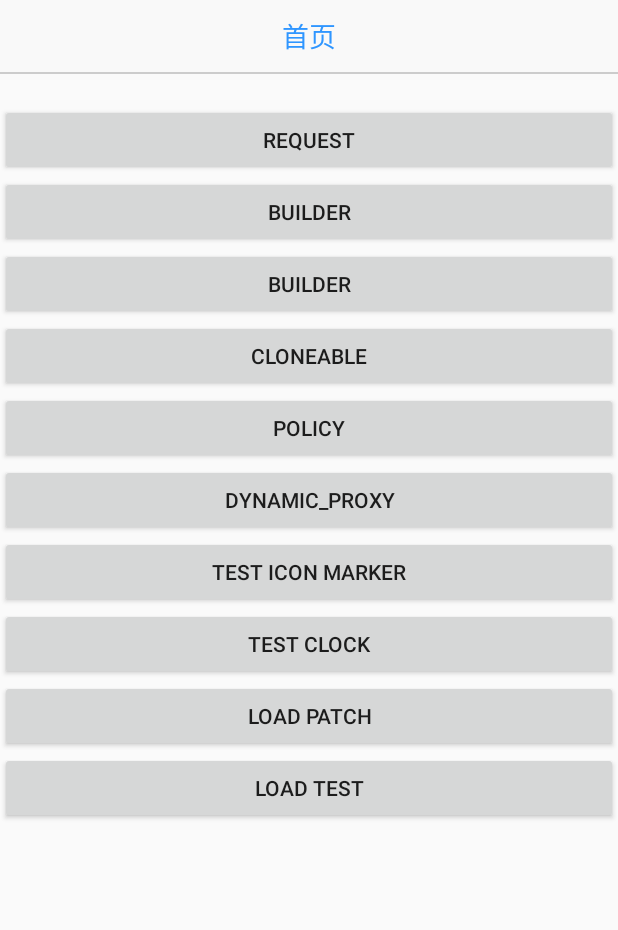
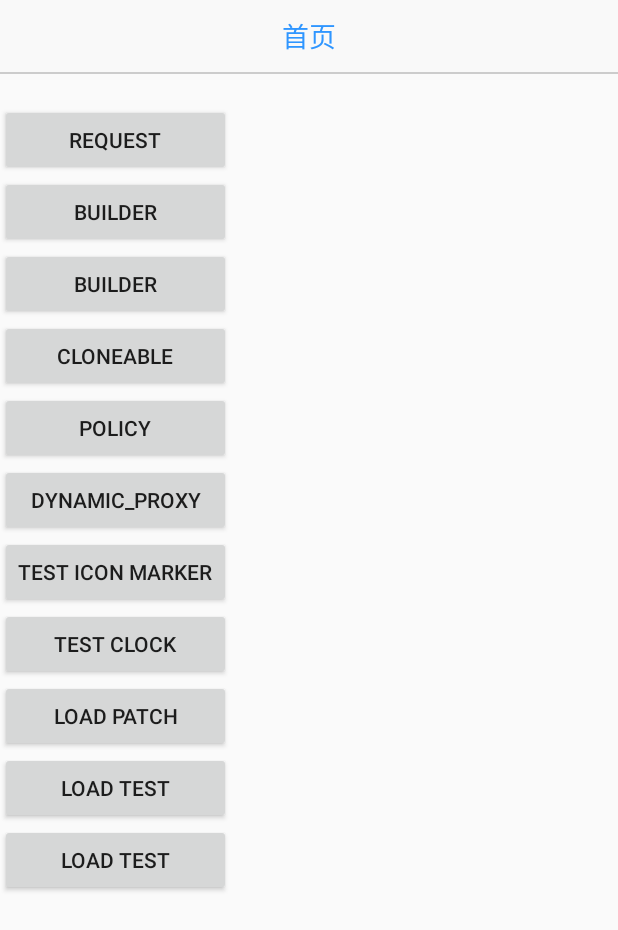
Before and after one commit to cydear/Retrofit_Rxjava_PM, an Android app: the screen it shows after launch (MainActivity), on a phone screen of 412 x 824 dp. Shown: the top 930 px of the screen. Run offline under Robolectric (Android 15) with nearby library versions, the phone set to English and light mode, and no system bars; our stand-ins replace EventBus; libraries missing offline, so code that uses them is left out: com.tencent.tinker; 1 statement that could not run was skipped.

```diff
--- a/app/src/main/res/layout/activity_main.xml
+++ b/app/src/main/res/layout/activity_main.xml
@@ -7,6 +7,16 @@
     tools:context=".biz.MainActivity">
 
     <include layout="@layout/view_toolbar" />
+
+    <ScrollView
+        android:layout_width="match_parent"
+        android:layout_height="match_parent"
+        android:scrollbars="vertical">
+
+        <LinearLayout
+            android:layout_width="wrap_content"
+            android:layout_height="wrap_content"
+            android:orientation="vertical">
 
             <Button
                 android:id="@+id/btn_request"
@@ -68,4 +78,12 @@
                 android:layout_width="match_parent"
                 android:layout_height="wrap_content"
                 android:text="Load Test" />
+
+            <Button
+                android:id="@+id/btn_wallpaper"
+                android:layout_width="match_parent"
+                android:layout_height="wrap_content"
+                android:text="Load Test" />
         </LinearLayout>
+    </ScrollView>
+</LinearLayout>
--- /dev/null
+++ b/app/src/main/res/xml/livewallpaper.xml
@@ -0,0 +1,3 @@
+<?xml version="1.0" encoding="utf-8"?>
+<wallpaper xmlns:android="http://schemas.android.com/apk/res/android"
+    android:thumbnail="@mipmap/ic_launcher" />
```
Also changed, not shown: app/src/main/AndroidManifest.xml (+13 -0 lines), app/src/main/java/com/rr/pm/biz/LiveWall/ViewLiveWallpaper.java (added, +122 -0 lines), app/src/main/java/com/rr/pm/biz/MainActivity.java (+8 -0 lines), app/src/main/java/com/rr/pm/util/WindowUtils.java (added, +46 -0 lines), 1 other file. Lines whose indentation alone changed are shown as unchanged.
